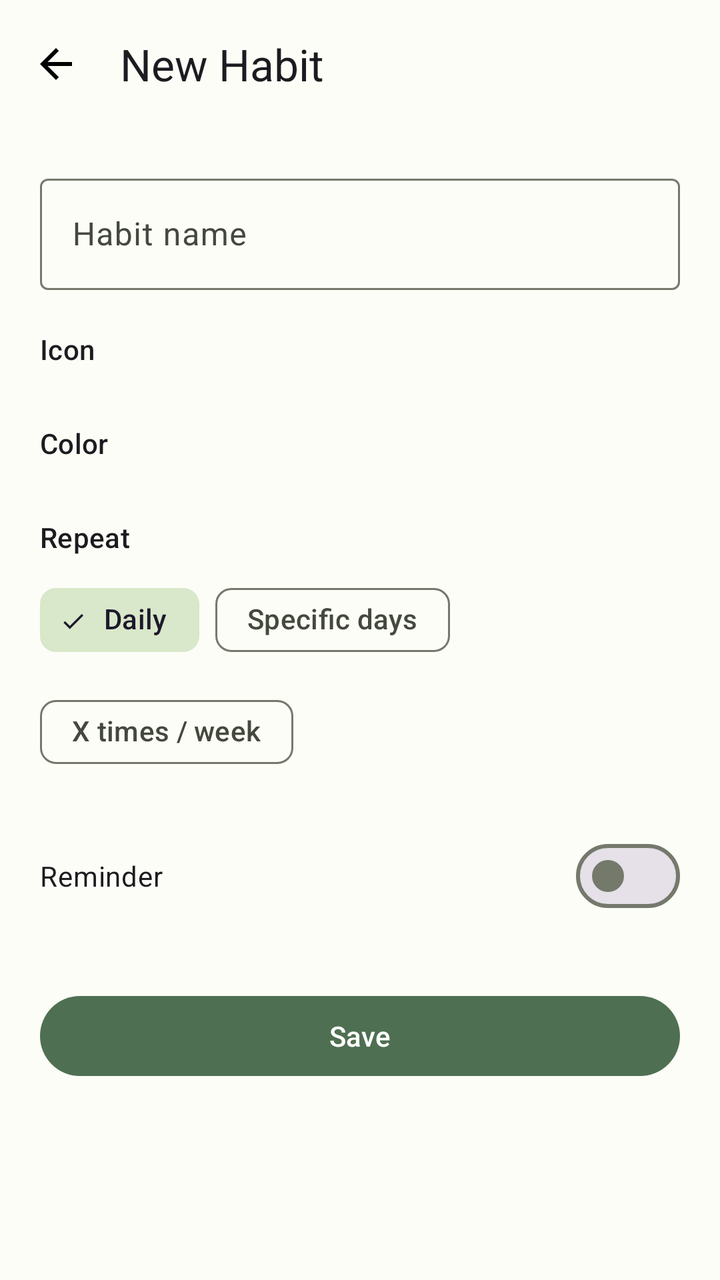
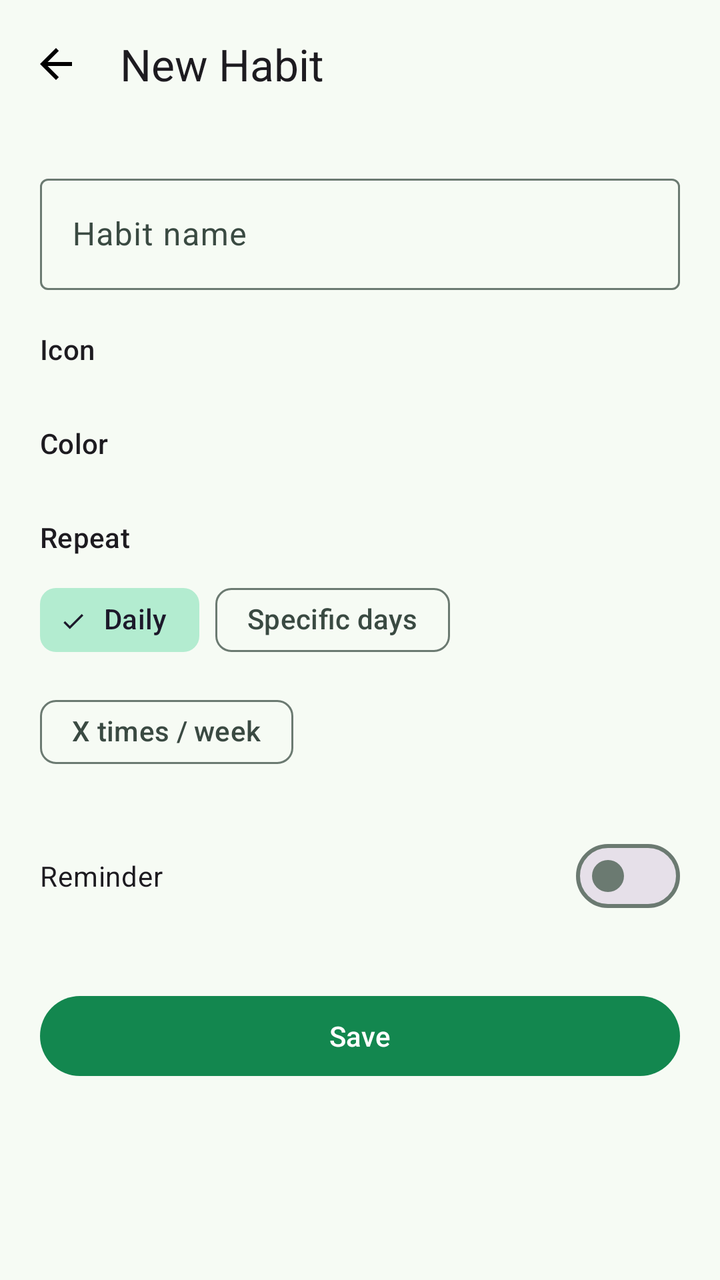

Screens rendered from an Android XML layout before and after an edit, with the pre-edit source and the edit as a unified diff.
<!-- AndroidManifest.xml: application theme Theme.Streakly -->
<!-- res/layout/activity_add_edit_habit.xml -->
<?xml version="1.0" encoding="utf-8"?>
<LinearLayout xmlns:android="http://schemas.android.com/apk/res/android"
    xmlns:app="http://schemas.android.com/apk/res-auto"
    android:layout_width="match_parent"
    android:layout_height="match_parent"
    android:orientation="vertical"
    android:background="?attr/colorSurface">

    <com.google.android.material.appbar.MaterialToolbar
        android:id="@+id/toolbar"
        android:layout_width="match_parent"
        android:layout_height="wrap_content"
        android:background="?attr/colorSurface"
        app:navigationIcon="@drawable/ic_arrow_back"
        app:title="@string/add_habit_title" />

    <androidx.core.widget.NestedScrollView
        android:layout_width="match_parent"
        android:layout_height="0dp"
        android:layout_weight="1">

        <LinearLayout
            android:layout_width="match_parent"
            android:layout_height="wrap_content"
            android:orientation="vertical"
            android:padding="20dp">

            <com.google.android.material.textfield.TextInputLayout
                android:id="@+id/name_input_layout"
                android:layout_width="match_parent"
                android:layout_height="wrap_content"
                style="@style/Widget.Material3.TextInputLayout.OutlinedBox">

                <com.google.android.material.textfield.TextInputEditText
                    android:id="@+id/name_input"
                    android:layout_width="match_parent"
                    android:layout_height="wrap_content"
                    android:hint="@string/habit_name_hint" />
            </com.google.android.material.textfield.TextInputLayout>

            <TextView
                style="?attr/textAppearanceLabelLarge"
                android:layout_width="wrap_content"
                android:layout_height="wrap_content"
                android:layout_marginTop="20dp"
                android:text="Icon" />

            <HorizontalScrollView
                android:layout_width="match_parent"
                android:layout_height="wrap_content"
                android:scrollbars="none"
                android:layout_marginTop="8dp">

                <LinearLayout
                    android:id="@+id/emoji_container"
                    android:layout_width="wrap_content"
                    android:layout_height="wrap_content"
                    android:orientation="horizontal" />
            </HorizontalScrollView>

            <TextView
                style="?attr/textAppearanceLabelLarge"
                android:layout_width="wrap_content"
                android:layout_height="wrap_content"
                android:layout_marginTop="20dp"
                android:text="Color" />

            <HorizontalScrollView
                android:layout_width="match_parent"
                android:layout_height="wrap_content"
                android:scrollbars="none"
                android:layout_marginTop="8dp">

                <LinearLayout
                    android:id="@+id/color_container"
                    android:layout_width="wrap_content"
                    android:layout_height="wrap_content"
                    android:orientation="horizontal" />
            </HorizontalScrollView>

            <TextView
                style="?attr/textAppearanceLabelLarge"
                android:layout_width="wrap_content"
                android:layout_height="wrap_content"
                android:layout_marginTop="20dp"
                android:text="@string/frequency_label" />

            <com.google.android.material.chip.ChipGroup
                android:id="@+id/frequency_chip_group"
                android:layout_width="match_parent"
                android:layout_height="wrap_content"
                android:layout_marginTop="8dp"
                app:singleSelection="true"
                app:selectionRequired="true">

                <com.google.android.material.chip.Chip
                    android:id="@+id/chip_daily"
                    style="@style/Widget.Material3.Chip.Filter"
                    android:layout_width="wrap_content"
                    android:layout_height="wrap_content"
                    android:checked="true"
                    android:text="@string/frequency_daily" />

                <com.google.android.material.chip.Chip
                    android:id="@+id/chip_specific_days"
                    style="@style/Widget.Material3.Chip.Filter"
                    android:layout_width="wrap_content"
                    android:layout_height="wrap_content"
                    android:text="@string/frequency_specific_days" />

                <com.google.android.material.chip.Chip
                    android:id="@+id/chip_times_per_week"
                    style="@style/Widget.Material3.Chip.Filter"
                    android:layout_width="wrap_content"
                    android:layout_height="wrap_content"
                    android:text="@string/frequency_times_per_week" />
            </com.google.android.material.chip.ChipGroup>

            <com.google.android.material.chip.ChipGroup
                android:id="@+id/days_chip_group"
                android:layout_width="match_parent"
                android:layout_height="wrap_content"
                android:layout_marginTop="8dp"
                android:visibility="gone"
                app:singleLine="false" />

            <LinearLayout
                android:id="@+id/times_per_week_row"
                android:layout_width="match_parent"
                android:layout_height="wrap_content"
                android:orientation="horizontal"
                android:gravity="center_vertical"
                android:layout_marginTop="8dp"
                android:visibility="gone">

                <com.google.android.material.button.MaterialButton
                    android:id="@+id/btn_target_minus"
                    style="@style/Widget.Material3.Button.IconButton.Outlined"
                    android:layout_width="wrap_content"
                    android:layout_height="wrap_content"
                    android:text="−" />

                <TextView
                    android:id="@+id/target_count_text"
                    style="?attr/textAppearanceTitleMedium"
                    android:layout_width="wrap_content"
                    android:layout_height="wrap_content"
                    android:layout_marginHorizontal="16dp"
                    android:text="3" />

                <com.google.android.material.button.MaterialButton
                    android:id="@+id/btn_target_plus"
                    style="@style/Widget.Material3.Button.IconButton.Outlined"
                    android:layout_width="wrap_content"
                    android:layout_height="wrap_content"
                    android:text="+" />
            </LinearLayout>

            <com.google.android.material.materialswitch.MaterialSwitch
                android:id="@+id/reminder_switch"
                android:layout_width="match_parent"
                android:layout_height="wrap_content"
                android:layout_marginTop="24dp"
                android:text="@string/reminder_label" />

            <com.google.android.material.button.MaterialButton
                android:id="@+id/reminder_time_button"
                style="@style/Widget.Material3.Button.OutlinedButton"
                android:layout_width="wrap_content"
                android:layout_height="wrap_content"
                android:layout_marginTop="8dp"
                android:text="@string/reminder_time_not_set"
                android:visibility="gone" />

            <com.google.android.material.button.MaterialButton
                android:id="@+id/btn_save"
                android:layout_width="match_parent"
                android:layout_height="wrap_content"
                android:layout_marginTop="32dp"
                android:text="@string/action_save" />

            <com.google.android.material.button.MaterialButton
                android:id="@+id/btn_delete"
                style="@style/Widget.Material3.Button.TextButton"
                android:layout_width="match_parent"
                android:layout_height="wrap_content"
                android:layout_marginTop="8dp"
                android:textColor="#B0453E"
                android:text="@string/action_delete"
                android:visibility="gone" />

        </LinearLayout>
    </androidx.core.widget.NestedScrollView>
</LinearLayout>
<!-- resources referenced by this layout -->
<resources>
  <!-- drawable ic_arrow_back (drawable) -->
  <?xml version="1.0" encoding="utf-8"?>
  <vector xmlns:android="http://schemas.android.com/apk/res/android"
      android:width="24dp"
      android:height="24dp"
      android:viewportWidth="24"
      android:viewportHeight="24">
      <path
          android:fillColor="#FF000000"
          android:pathData="M20,11H7.83l5.59,-5.59L12,4l-8,8l8,8l1.41,-1.41L7.83,13H20V11z" />
  </vector>
  <string name="action_delete">Delete</string>
  <string name="action_save">Save</string>
  <string name="add_habit_title">New Habit</string>
  <string name="frequency_daily">Daily</string>
  <string name="frequency_label">Repeat</string>
  <string name="frequency_specific_days">Specific days</string>
  <string name="frequency_times_per_week">X times / week</string>
  <string name="habit_name_hint">Habit name</string>
  <string name="reminder_label">Reminder</string>
  <string name="reminder_time_not_set">No reminder set</string>
  <style name="Theme.Streakly" parent="Theme.Material3.DayNight.NoActionBar">
          <item name="colorPrimary">@color/md_primary</item>
          <item name="colorOnPrimary">@color/md_on_primary</item>
          <item name="colorPrimaryContainer">@color/md_primary_container</item>
          <item name="colorOnPrimaryContainer">@color/md_on_primary_container</item>
  
          <item name="colorSecondary">@color/md_secondary</item>
          <item name="colorSecondaryContainer">@color/md_secondary_container</item>
  
          <item name="android:colorBackground">@color/md_background</item>
          <item name="colorSurface">@color/md_surface</item>
          <item name="colorSurfaceVariant">@color/md_surface_variant</item>
          <item name="colorOnSurface">@color/md_on_surface</item>
          <item name="colorOnSurfaceVariant">@color/md_on_surface_variant</item>
          <item name="colorOutline">@color/md_outline</item>
  
          <item name="android:statusBarColor" tools:targetApi="21">@android:color/transparent</item>
          <item name="android:navigationBarColor" tools:targetApi="21">@android:color/transparent</item>
          <item name="android:windowLightStatusBar" tools:targetApi="23">true</item>
      </style>
  <color name="md_primary">#4F6F52</color>
  <color name="md_on_primary">#FFFFFF</color>
  <color name="md_primary_container">#CFE8C9</color>
  <color name="md_on_primary_container">#0C2003</color>
  <color name="md_secondary">#55624C</color>
  <color name="md_secondary_container">#D9E7CA</color>
  <color name="md_background">#FBFDF6</color>
  <color name="md_surface">#FBFDF6</color>
  <color name="md_surface_variant">#E0E4D6</color>
  <color name="md_on_surface">#1A1C18</color>
  <color name="md_on_surface_variant">#44483D</color>
  <color name="md_outline">#74796C</color>
</resources>

<!-- the commit's change to res/layout/activity_add_edit_habit.xml (unified diff, before → after) -->
@@ -185,7 +185,7 @@
                 android:layout_width="match_parent"
                 android:layout_height="wrap_content"
                 android:layout_marginTop="8dp"
-                android:textColor="#B0453E"
+                android:textColor="@color/swatch_red"
                 android:text="@string/action_delete"
                 android:visibility="gone" />
 
<!-- resource entries referenced after the edit -->
@@ -1,5 +1,6 @@
 <!-- resources referenced by this layout -->
 <resources>
+  <color name="swatch_red">#C23B30</color>
   <!-- drawable ic_arrow_back (drawable) -->
   <?xml version="1.0" encoding="utf-8"?>
   <vector xmlns:android="http://schemas.android.com/apk/res/android"
@@ -41,17 +42,17 @@
           <item name="android:navigationBarColor" tools:targetApi="21">@android:color/transparent</item>
           <item name="android:windowLightStatusBar" tools:targetApi="23">true</item>
       </style>
-  <color name="md_primary">#4F6F52</color>
+  <color name="md_primary">#13874F</color>
   <color name="md_on_primary">#FFFFFF</color>
-  <color name="md_primary_container">#CFE8C9</color>
-  <color name="md_on_primary_container">#0C2003</color>
-  <color name="md_secondary">#55624C</color>
-  <color name="md_secondary_container">#D9E7CA</color>
-  <color name="md_background">#FBFDF6</color>
-  <color name="md_surface">#FBFDF6</color>
-  <color name="md_surface_variant">#E0E4D6</color>
-  <color name="md_on_surface">#1A1C18</color>
-  <color name="md_on_surface_variant">#44483D</color>
-  <color name="md_outline">#74796C</color>
+  <color name="md_primary_container">#9EF0C4</color>
+  <color name="md_on_primary_container">#00210F</color>
+  <color name="md_secondary">#2E6B4F</color>
+  <color name="md_secondary_container">#B3ECD0</color>
+  <color name="md_background">#F6FBF4</color>
+  <color name="md_surface">#F6FBF4</color>
+  <color name="md_surface_variant">#D9EBE1</color>
+  <color name="md_on_surface">#10201A</color>
+  <color name="md_on_surface_variant">#3A4A42</color>
+  <color name="md_outline">#6B7A71</color>
 </resources>
 
